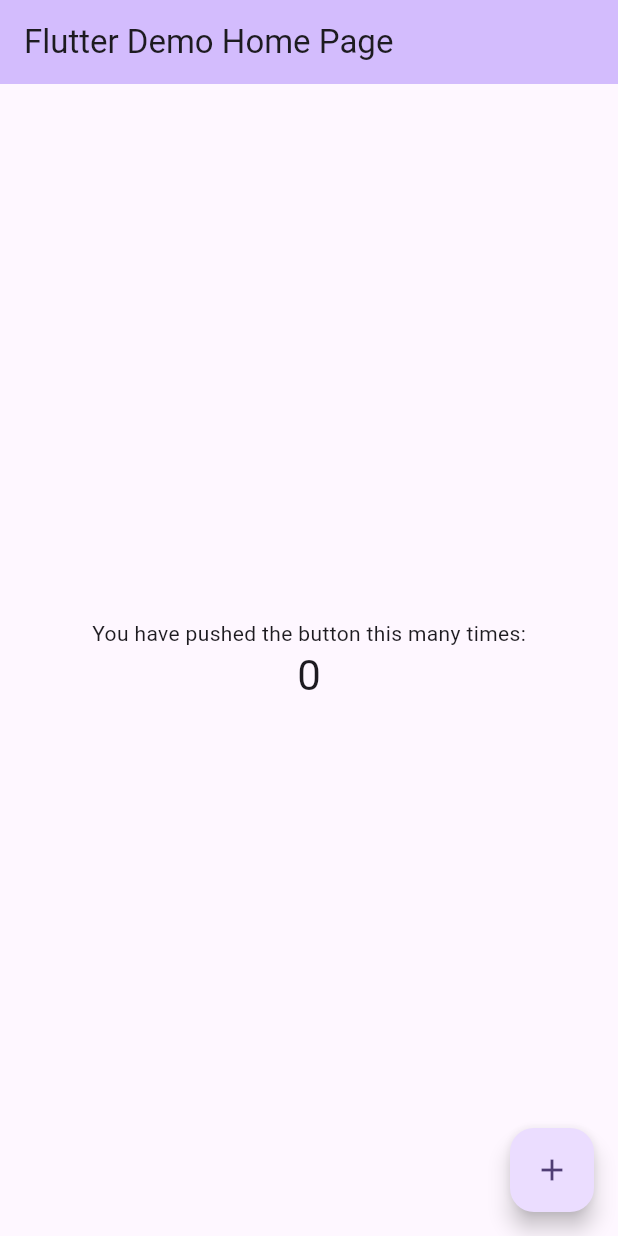
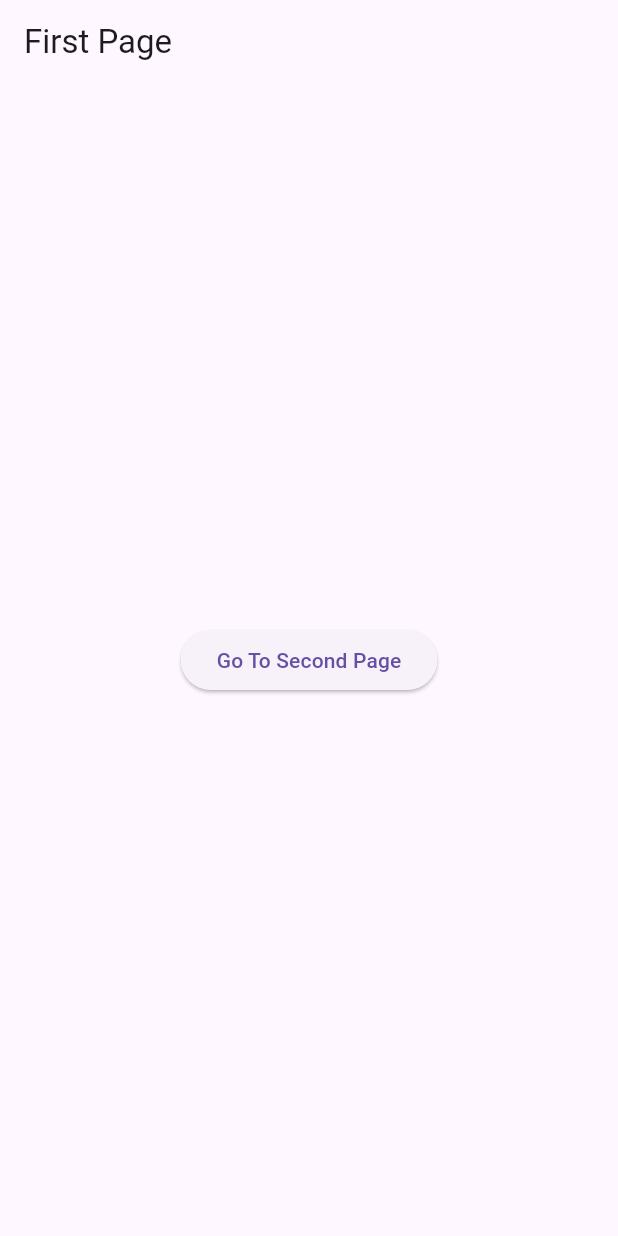
Before and after one commit to harshith-km/navigation-demo, a Flutter app: the screen it shows after launch, on a phone screen of 412 x 824 dp. Run offline on Flutter 3.47's test engine with Material 3 defaults, Android fonts, the phone set to English and light mode, and no system bars.

```diff
--- a/lib/main.dart
+++ b/lib/main.dart
@@ -1,122 +1,19 @@
+// main.dart (No changes needed here, it correctly starts with FirstPage)
 import 'package:flutter/material.dart';
+import 'package:pages/pages/first_page.dart';
 
 void main() {
-  runApp(const MyApp());
+  runApp(const MyApp()); // Added const for consistency
 }
 
 class MyApp extends StatelessWidget {
   const MyApp({super.key});
 
-  // This widget is the root of your application.
   @override
   Widget build(BuildContext context) {
     return MaterialApp(
-      title: 'Flutter Demo',
-      theme: ThemeData(
-        // This is the theme of your application.
-        //
-        // TRY THIS: Try running your application with "flutter run". You'll see
-        // the application has a purple toolbar. Then, without quitting the app,
-        // try changing the seedColor in the colorScheme below to Colors.green
-        // and then invoke "hot reload" (save your changes or press the "hot
-        // reload" button in a Flutter-supported IDE, or press "r" if you used
-        // the command line to start the app).
-        //
-        // Notice that the counter didn't reset back to zero; the application
-        // state is not lost during the reload. To reset the state, use hot
-        // restart instead.
-        //
-        // This works for code too, not just values: Most code changes can be
-        // tested with just a hot reload.
-        colorScheme: ColorScheme.fromSeed(seedColor: Colors.deepPurple),
-      ),
-      home: const MyHomePage(title: 'Flutter Demo Home Page'),
+      debugShowCheckedModeBanner: false,
+      home: const FirstPage(), // Correctly starts with FirstPage
     );
   }
 }
-
-class MyHomePage extends StatefulWidget {
-  const MyHomePage({super.key, required this.title});
-
-  // This widget is the home page of your application. It is stateful, meaning
-  // that it has a State object (defined below) that contains fields that affect
-  // how it looks.
-
-  // This class is the configuration for the state. It holds the values (in this
-  // case the title) provided by the parent (in this case the App widget) and
-  // used by the build method of the State. Fields in a Widget subclass are
-  // always marked "final".
-
-  final String title;
-
-  @override
-  State<MyHomePage> createState() => _MyHomePageState();
-}
-
-class _MyHomePageState extends State<MyHomePage> {
-  int _counter = 0;
-
-  void _incrementCounter() {
-    setState(() {
-      // This call to setState tells the Flutter framework that something has
-      // changed in this State, which causes it to rerun the build method below
-      // so that the display can reflect the updated values. If we changed
-      // _counter without calling setState(), then the build method would not be
-      // called again, and so nothing would appear to happen.
-      _counter++;
-    });
-  }
-
-  @override
-  Widget build(BuildContext context) {
-    // This method is rerun every time setState is called, for instance as done
-    // by the _incrementCounter method above.
-    //
-    // The Flutter framework has been optimized to make rerunning build methods
-    // fast, so that you can just rebuild anything that needs updating rather
-    // than having to individually change instances of widgets.
-    return Scaffold(
-      appBar: AppBar(
-        // TRY THIS: Try changing the color here to a specific color (to
-        // Colors.amber, perhaps?) and trigger a hot reload to see the AppBar
-        // change color while the other colors stay the same.
-        backgroundColor: Theme.of(context).colorScheme.inversePrimary,
-        // Here we take the value from the MyHomePage object that was created by
-        // the App.build method, and use it to set our appbar title.
-        title: Text(widget.title),
-      ),
-      body: Center(
-        // Center is a layout widget. It takes a single child and positions it
-        // in the middle of the parent.
-        child: Column(
-          // Column is also a layout widget. It takes a list of children and
-          // arranges them vertically. By default, it sizes itself to fit its
-          // children horizontally, and tries to be as tall as its parent.
-          //
-          // Column has various properties to control how it sizes itself and
-          // how it positions its children. Here we use mainAxisAlignment to
-          // center the children vertically; the main axis here is the vertical
-          // axis because Columns are vertical (the cross axis would be
-          // horizontal).
-          //
-          // TRY THIS: Invoke "debug painting" (choose the "Toggle Debug Paint"
-          // action in the IDE, or press "p" in the console), to see the
-          // wireframe for each widget.
-          mainAxisAlignment: MainAxisAlignment.center,
-          children: <Widget>[
-            const Text('You have pushed the button this many times:'),
-            Text(
-              '$_counter',
-              style: Theme.of(context).textTheme.headlineMedium,
-            ),
-          ],
-        ),
-      ),
-      floatingActionButton: FloatingActionButton(
-        onPressed: _incrementCounter,
-        tooltip: 'Increment',
-        child: const Icon(Icons.add),
-      ), // This trailing comma makes auto-formatting nicer for build methods.
-    );
-  }
-}
--- /dev/null
+++ b/lib/pages/first_page.dart
@@ -0,0 +1,25 @@
+import 'package:flutter/material.dart';
+import 'package:pages/pages/second_page.dart'; // Import SecondPage
+
+class FirstPage extends StatelessWidget {
+  const FirstPage({super.key});
+
+  @override
+  Widget build(BuildContext context) {
+    return Scaffold(
+      appBar: AppBar(title: const Text("First Page")),
+      body: Center(
+        child: ElevatedButton(
+          child: const Text("Go To Second Page"),
+          onPressed: () {
+            // Correct: Use Navigator.push to go to the SecondPage
+            Navigator.push(
+              context,
+              MaterialPageRoute(builder: (context) => const SecondPage()),
+            );
+          },
+        ),
+      ),
+    );
+  }
+}
```
Also changed, not shown: lib/pages/second_page.dart (added, +29 -0 lines).
